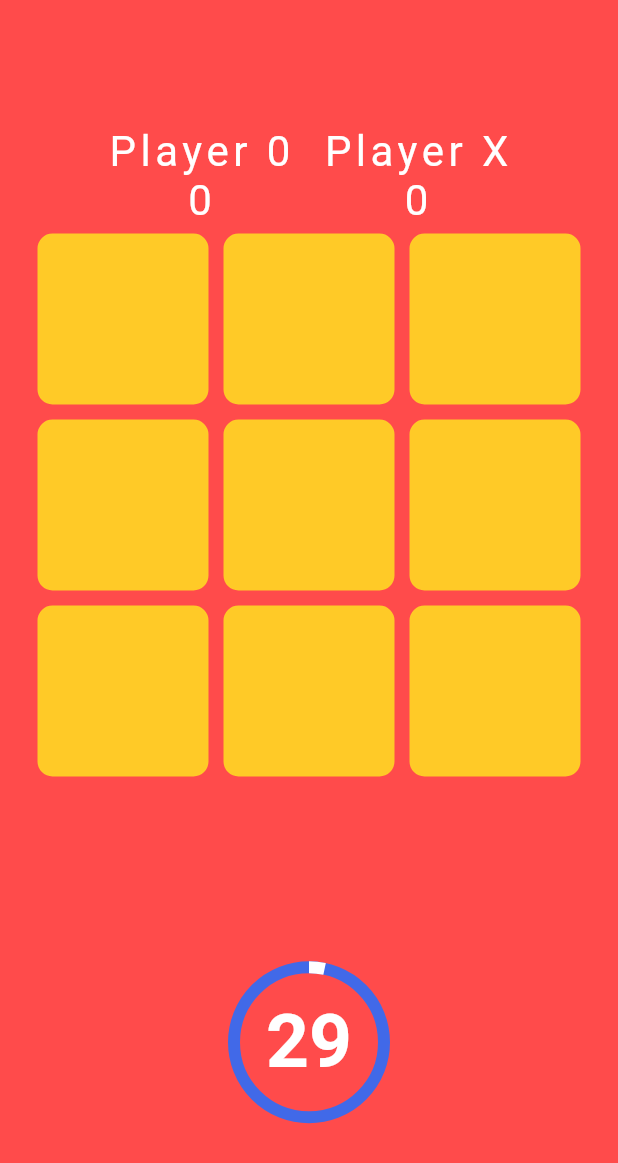
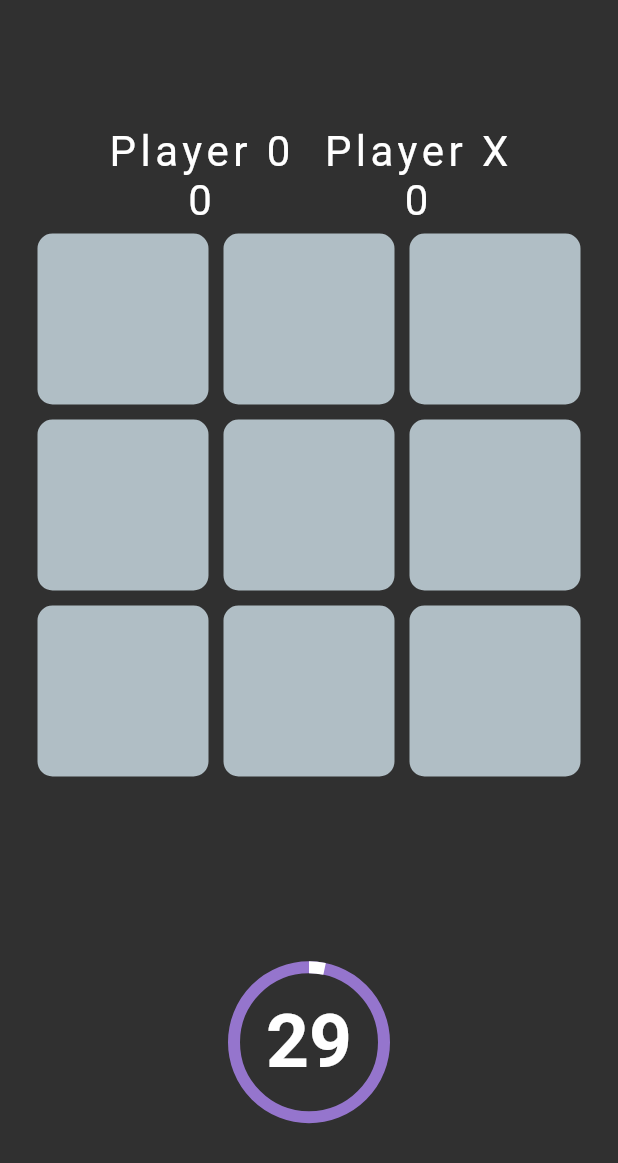
Before and after one commit to hirakjyoti08/Tic-Tac-Toe-Game, a Flutter app: the screen it shows after launch, after a tap on "Start", on a phone screen of 412 x 824 dp. Shown: the top 1163 px of the screen. Run offline on Flutter 3.47's test engine with Material 2 defaults, Android fonts, the phone set to English and light mode, and no system bars; our stand-ins replace google_fonts; Roboto replaces fonts that are missing (Salsa).

Commit message:
fixed bug in game.dart

```diff
--- a/lib/constants/colors.dart
+++ b/lib/constants/colors.dart
@@ -1,7 +1,7 @@
 import 'package:flutter/material.dart';
 
 class MainColor {
-  static Color primaryColor = Color(0xFFff4b4b);
-  static Color secondaryColor = Color(0xFFffca27);
-  static Color accentColor = Color(0xFF4169e8);
+  static Color primaryColor = Color(0xFF303030);
+  static Color secondaryColor = Color(0xFFB0BEC5);
+  static Color accentColor = Color(0xFF9575CD);
 }
--- a/lib/game.dart
+++ b/lib/game.dart
@@ -120,8 +120,8 @@ class _GameScreenState extends State<GameScreen> {
                             width: 5,
                           ),
                           color: matchedIndexes.contains(index)
-                                 ? MainColor.accentColor
-                                 :MainColor.secondaryColor,
+                              ? MainColor.accentColor
+                              : MainColor.secondaryColor,
                         ),
                         child: Center(
                           child: Text(
@@ -299,6 +299,8 @@ class _GameScreenState extends State<GameScreen> {
         displayXO[i] = '';
       }
       resultDec = '';
+      matchedIndexes.clear();
+      winnerFound = false;
     });
     filledBoxed = 0;
   }
```
